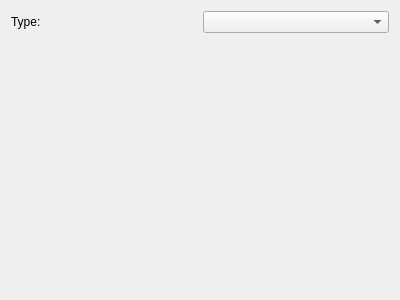
First picture: the form in src/scipyen/gui/widgets/dataclasswidgets/biologicalsourcewidget.ui, repository ctigaret/scipyen, before the edit.
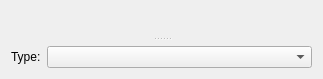
Second picture: the form after the edit. Custom widgets are drawn as their Qt base class.

```diff
--- a/src/scipyen/gui/widgets/dataclasswidgets/biologicalsourcewidget.ui
+++ b/src/scipyen/gui/widgets/dataclasswidgets/biologicalsourcewidget.ui
@@ -6,8 +6,8 @@
    <rect>
     <x>0</x>
     <y>0</y>
-    <width>400</width>
-    <height>300</height>
+    <width>323</width>
+    <height>79</height>
    </rect>
   </property>
   <property name="windowTitle">
@@ -15,7 +15,19 @@
   </property>
   <layout class="QGridLayout" name="gridLayout">
    <item row="0" column="0">
+    <widget class="QSplitter" name="splitter">
+     <property name="orientation">
+      <enum>Qt::Orientation::Vertical</enum>
+     </property>
+     <property name="handleWidth">
+      <number>3</number>
+     </property>
+     <widget class="DataExchangeWidget" name="dataExchangeWidget" native="true"/>
+     <widget class="QWidget" name="">
     <layout class="QVBoxLayout" name="verticalLayout">
+       <item>
+        <widget class="NameDescriptionWidget" name="nameDescriptionWidget" native="true"/>
+       </item>
      <item>
       <layout class="QHBoxLayout" name="horizontalLayout">
        <item>
@@ -29,17 +41,37 @@
         </widget>
        </item>
        <item>
-        <widget class="QComboBox" name="bioSourceTypeComboBox"/>
+          <widget class="QComboBox" name="bioSourceTypeComboBox">
+           <property name="sizePolicy">
+            <sizepolicy hsizetype="MinimumExpanding" vsizetype="Fixed">
+             <horstretch>0</horstretch>
+             <verstretch>0</verstretch>
+            </sizepolicy>
+           </property>
+          </widget>
        </item>
       </layout>
      </item>
-     <item>
-      <widget class="QWidget" name="specimenWidget" native="true"/>
-     </item>
-    </layout>
+      </layout>
+     </widget>
+    </widget>
    </item>
   </layout>
  </widget>
+ <customwidgets>
+  <customwidget>
+   <class>DataExchangeWidget</class>
+   <extends>QWidget</extends>
+   <header location="global">gui.widgets.dataclasswidgets.dataexchangewidget</header>
+   <container>1</container>
+  </customwidget>
+  <customwidget>
+   <class>NameDescriptionWidget</class>
+   <extends>QWidget</extends>
+   <header location="global">gui.widgets.dataclasswidgets.namedescriptionwidget</header>
+   <container>1</container>
+  </customwidget>
+ </customwidgets>
  <resources/>
  <connections/>
 </ui>
```
Lines whose indentation alone changed are shown as unchanged.
